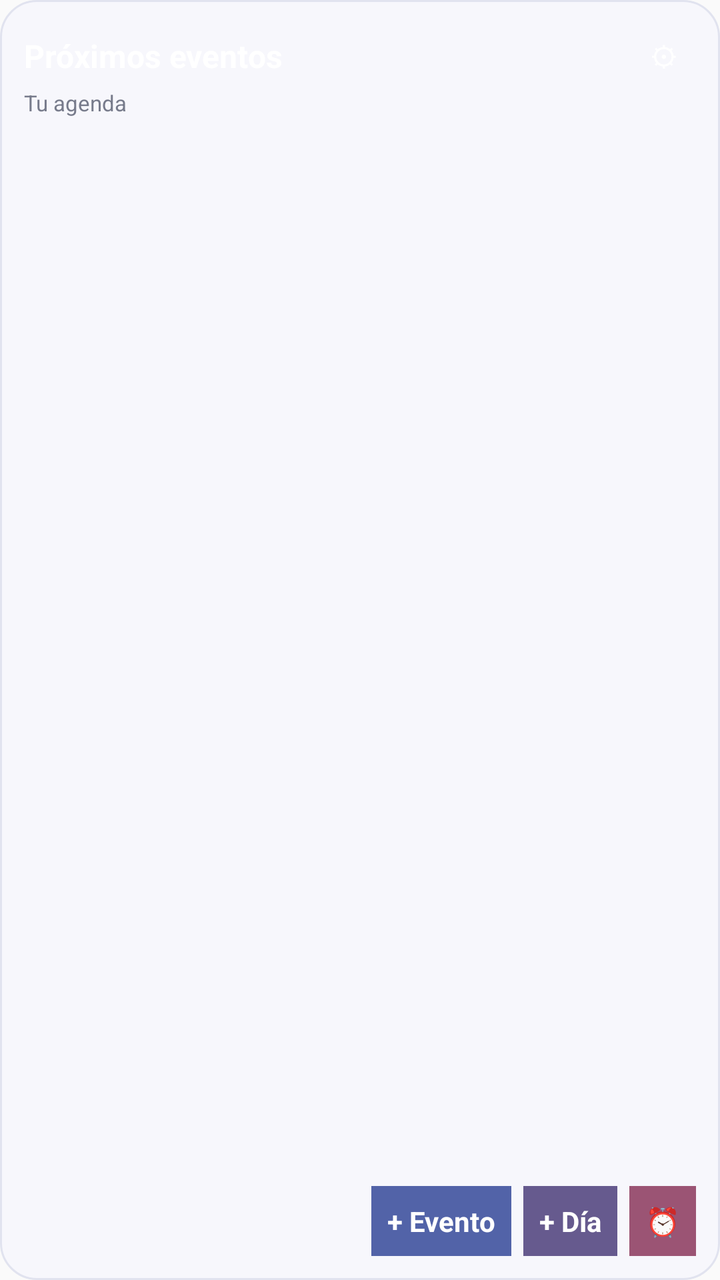
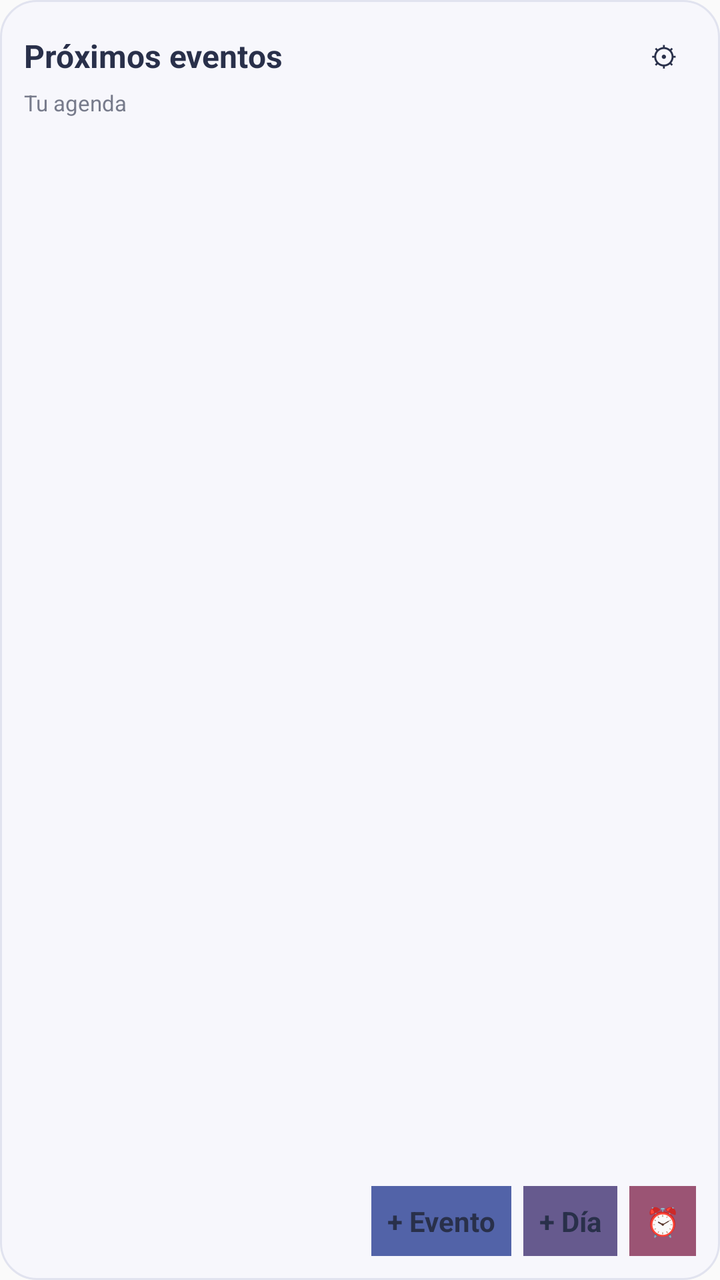

Before-and-after screenshots of an Android layout around one commit, followed by the original layout XML and the change that was made.
<!-- AndroidManifest.xml: application theme android:Theme.Material.Light.NoActionBar -->
<!-- res/layout/widget_list.xml -->
<?xml version="1.0" encoding="utf-8"?>
<LinearLayout xmlns:android="http://schemas.android.com/apk/res/android"
    android:id="@+id/widget_root"
    android:layout_width="match_parent"
    android:layout_height="match_parent"
    android:orientation="vertical"
    android:padding="12dp"
    android:background="@drawable/widget_background">
    <LinearLayout
        android:layout_width="match_parent"
        android:layout_height="wrap_content"
        android:orientation="horizontal"
        android:gravity="center_vertical">
        <TextView
            android:id="@+id/widget_list_title"
            android:layout_width="0dp"
            android:layout_height="wrap_content"
            android:layout_weight="1"
            android:text="Próximos eventos"
            android:textColor="#FFFFFF"
            android:textSize="16sp"
            android:textStyle="bold" />
        <TextView
            android:id="@+id/widget_configure"
            android:layout_width="32dp"
            android:layout_height="32dp"
            android:gravity="center"
            android:text="⚙"
            android:textColor="#FFFFFF"
            android:contentDescription="Configurar transparencia" />
    </LinearLayout>
    <TextView
        android:id="@+id/widget_list_subtitle"
        android:layout_width="match_parent"
        android:layout_height="wrap_content"
        android:text="Tu agenda"
        android:textColor="#777B8B"
        android:textSize="11sp"
        android:paddingBottom="6dp" />
    <LinearLayout
        android:id="@+id/widget_list_items"
        android:layout_width="match_parent"
        android:layout_height="0dp"
        android:layout_weight="1"
        android:orientation="vertical" />
    <LinearLayout
        android:id="@+id/widget_action_buttons"
        android:layout_width="match_parent"
        android:layout_height="wrap_content"
        android:orientation="horizontal"
        android:gravity="end"
        android:paddingTop="6dp">
        <TextView android:id="@+id/widget_add_event" android:layout_width="wrap_content" android:layout_height="wrap_content" android:padding="8dp" android:text="+ Evento" android:textColor="#FFFFFF" android:textStyle="bold" android:background="#5263A8" />
        <TextView android:id="@+id/widget_add_day" android:layout_width="wrap_content" android:layout_height="wrap_content" android:layout_marginStart="6dp" android:padding="8dp" android:text="+ Día" android:textColor="#FFFFFF" android:textStyle="bold" android:background="#665A8E" />
        <TextView android:id="@+id/widget_add_reminder" android:layout_width="wrap_content" android:layout_height="wrap_content" android:layout_marginStart="6dp" android:padding="8dp" android:text="⏰" android:contentDescription="Añadir recordatorio" android:textColor="#FFFFFF" android:background="#9B5474" />
    </LinearLayout>
    <TextView
        android:id="@+id/widget_list_empty"
        android:layout_width="match_parent"
        android:layout_height="wrap_content"
        android:textColor="#777B8B"
        android:textSize="12sp"
        android:visibility="gone"
        android:paddingTop="8dp" />
</LinearLayout>
<!-- resources referenced by this layout -->
<resources>
  <!-- drawable widget_background (drawable) -->
  <?xml version="1.0" encoding="utf-8"?>
  <shape xmlns:android="http://schemas.android.com/apk/res/android">
      <solid android:color="#F7F7FC" />
      <corners android:radius="18dp" />
      <stroke android:width="1dp" android:color="#E1E3EF" />
  </shape>
</resources>

<!-- the commit's change to res/layout/widget_list.xml (unified diff, before → after) -->
@@ -17,7 +17,7 @@
             android:layout_height="wrap_content"
             android:layout_weight="1"
             android:text="Próximos eventos"
-            android:textColor="#FFFFFF"
+            android:textColor="#29304A"
             android:textSize="16sp"
             android:textStyle="bold" />
         <TextView
@@ -26,7 +26,7 @@
             android:layout_height="32dp"
             android:gravity="center"
             android:text="⚙"
-            android:textColor="#FFFFFF"
+            android:textColor="#29304A"
             android:contentDescription="Configurar transparencia" />
     </LinearLayout>
     <TextView
@@ -50,9 +50,9 @@
         android:orientation="horizontal"
         android:gravity="end"
         android:paddingTop="6dp">
-        <TextView android:id="@+id/widget_add_event" android:layout_width="wrap_content" android:layout_height="wrap_content" android:padding="8dp" android:text="+ Evento" android:textColor="#FFFFFF" android:textStyle="bold" android:background="#5263A8" />
-        <TextView android:id="@+id/widget_add_day" android:layout_width="wrap_content" android:layout_height="wrap_content" android:layout_marginStart="6dp" android:padding="8dp" android:text="+ Día" android:textColor="#FFFFFF" android:textStyle="bold" android:background="#665A8E" />
-        <TextView android:id="@+id/widget_add_reminder" android:layout_width="wrap_content" android:layout_height="wrap_content" android:layout_marginStart="6dp" android:padding="8dp" android:text="⏰" android:contentDescription="Añadir recordatorio" android:textColor="#FFFFFF" android:background="#9B5474" />
+        <TextView android:id="@+id/widget_add_event" android:layout_width="wrap_content" android:layout_height="wrap_content" android:padding="8dp" android:text="+ Evento" android:textColor="#29304A" android:textStyle="bold" android:background="#5263A8" />
+        <TextView android:id="@+id/widget_add_day" android:layout_width="wrap_content" android:layout_height="wrap_content" android:layout_marginStart="6dp" android:padding="8dp" android:text="+ Día" android:textColor="#29304A" android:textStyle="bold" android:background="#665A8E" />
+        <TextView android:id="@+id/widget_add_reminder" android:layout_width="wrap_content" android:layout_height="wrap_content" android:layout_marginStart="6dp" android:padding="8dp" android:text="⏰" android:contentDescription="Añadir recordatorio" android:textColor="#29304A" android:background="#9B5474" />
     </LinearLayout>
     <TextView
         android:id="@+id/widget_list_empty"
